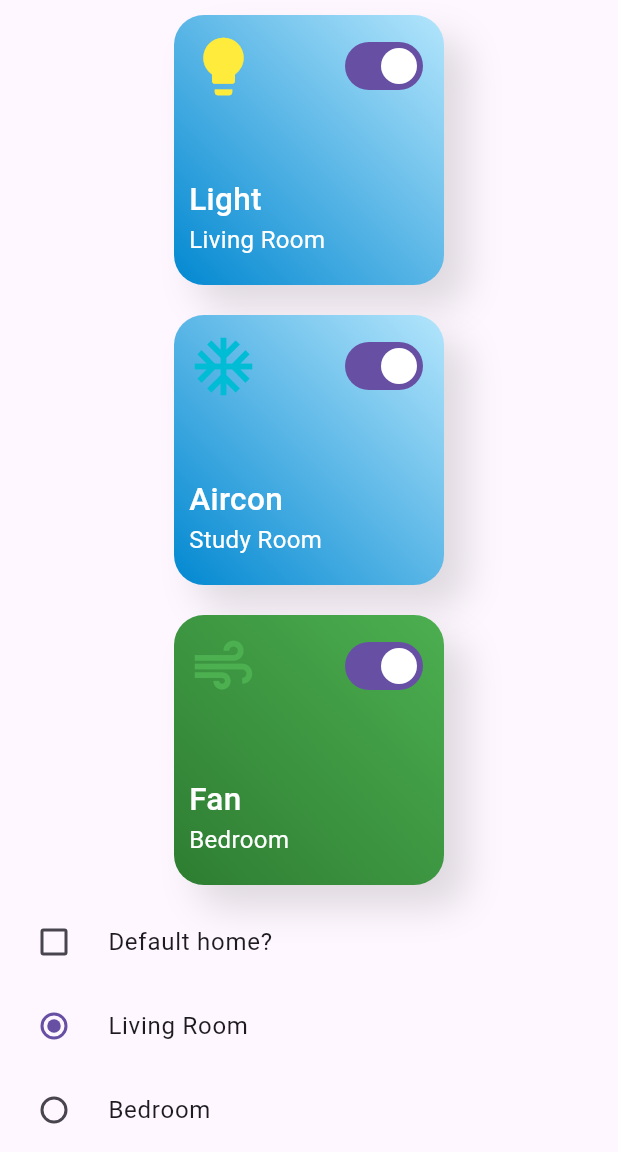
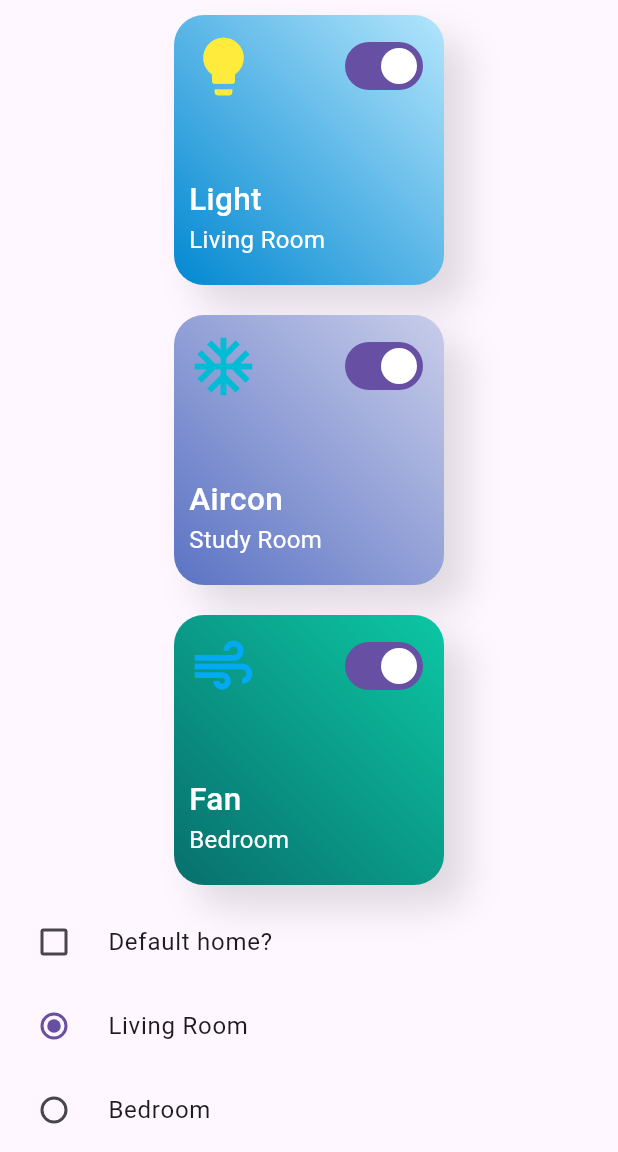
Before and after one commit to zacw-243L/flutter-smart-home-app, a Flutter app: the screen it shows after launch, on a phone screen of 412 x 824 dp, the part 84-1236 px from its top. Run offline on Flutter 3.47's test engine with Material 3 defaults, Android fonts, the phone set to English and light mode, and no system bars.

Commit message:
very colourful

```diff
--- a/lib/main.dart
+++ b/lib/main.dart
@@ -34,16 +34,16 @@ class _MyAppState extends State<MyApp> {
                   color: Colors.yellow,
                   gradientBeginColor: Color(0xffb3e5fc),
                   gradientEndColor: Color(0xff0288d1),
-                  disabledGradientBeginColor: Color(0xffe0e0e0),
-                  disabledGradientEndColor: Color(0xffc8c8c8),
+                  disabledGradientBeginColor: Color(0xff4d0a6d),
+                  disabledGradientEndColor: Color(0xff8a5bbb),
                 ),
                 const Device(
                   title: 'Aircon',
                   subTitle: 'Study Room',
                   icon: Icons.ac_unit,
                   color: Colors.cyan,
-                  gradientBeginColor: Color(0xffb3e5fc),
-                  gradientEndColor: Color(0xff0288d1),
+                  gradientBeginColor: Color(0xffc8cde9),
+                  gradientEndColor: Color(0xff5b73c4),
                   disabledGradientBeginColor: Color(0xffe0e0e0),
                   disabledGradientEndColor: Color(0xffc8c8c8),
                 ),
@@ -51,9 +51,9 @@ class _MyAppState extends State<MyApp> {
                   title: 'Fan',
                   subTitle: 'Bedroom',
                   icon: Icons.air,
-                  color: Colors.green,
-                  gradientBeginColor: Color(0xff4caf50),
-                  gradientEndColor: Color(0xff2e7d32),
+                  color: Colors.lightBlue,
+                  gradientBeginColor: Color(0xff0cc7a3),
+                  gradientEndColor: Color(0xff086f6d),
                   disabledGradientBeginColor: Color(0xffe0e0e0),
                   disabledGradientEndColor: Color(0xffc8c8c8),
                 ),
```
